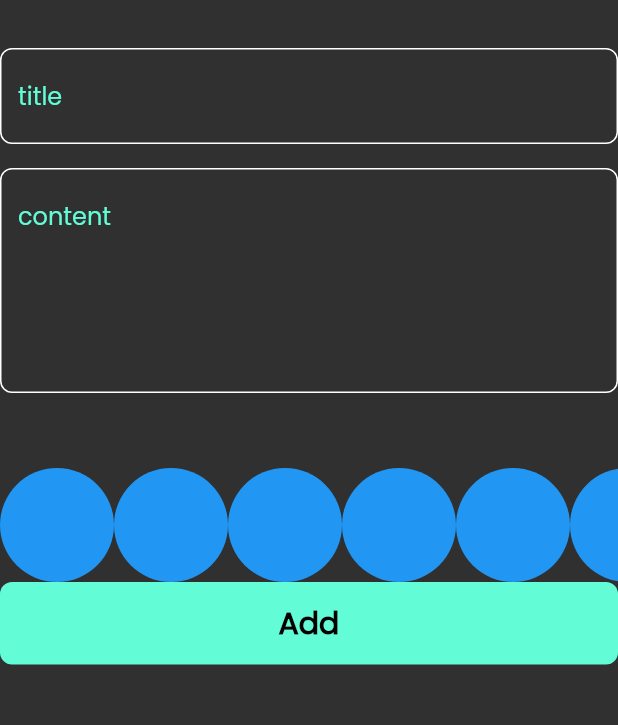
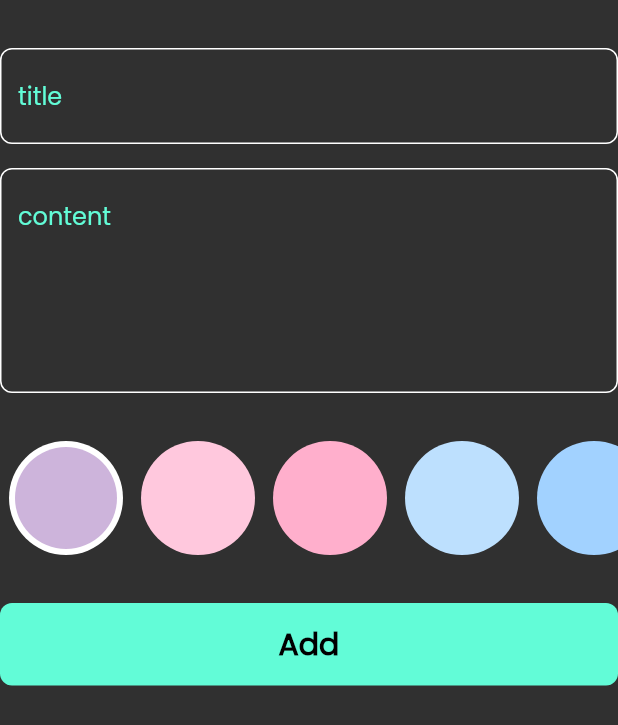
Before and after one commit to MaiWael25/Notes-App, a Flutter app: the AddNoteForm widget shown alone on an empty page, opened directly, on a phone screen of 412 x 824 dp. Shown: the top 725 px of the screen. Run offline on Flutter 3.47's test engine with Material 2 defaults, Android fonts, the phone set to English and light mode, and no system bars; our stand-ins replace bloc, flutter_bloc, hive, hive_flutter, modal_progress_hud_nsn; accounts and stored records are empty.

Commit message:
colors list view part two

```diff
--- a/lib/views/widgets/add_note_form.dart
+++ b/lib/views/widgets/add_note_form.dart
@@ -48,9 +48,12 @@ class _AddNoteFormState extends State<AddNoteForm> {
             maxLines: 5,
           ),
           const SizedBox(
-            height: 50,
+            height: 32,
           ),
-          ColorsListView(),
+          const ColorsListView(),
+          const SizedBox(
+            height: 32,
+          ),
           BlocBuilder<AddNoteCubit, AddNoteState>(
             builder: (context, state) {
               return CustomButtom(
--- a/lib/views/widgets/colors_list_view.dart
+++ b/lib/views/widgets/colors_list_view.dart
@@ -1,29 +1,68 @@
 import 'package:flutter/material.dart';
 
 class ColorItem extends StatelessWidget {
-  const ColorItem({super.key});
+  const ColorItem({super.key, required this.isActive, required this.color});
+  final bool isActive ;
+  final Color color ;
 
   @override
   Widget build(BuildContext context) {
-    return const CircleAvatar(
+    return isActive? CircleAvatar(
+      backgroundColor: Colors.white,
       radius: 38,
-      backgroundColor: Colors.blue,
+      child:  CircleAvatar(
+        radius: 34,
+        backgroundColor: color,
+      ),
+    )  :  CircleAvatar(
+      radius: 38,
+      backgroundColor: color,
     );
   }
 }
-class ColorsListView extends StatelessWidget {
+class ColorsListView extends StatefulWidget {
   const ColorsListView({super.key});
 
+  @override
+  State<ColorsListView> createState() => _ColorsListViewState();
+}
+
+class _ColorsListViewState extends State<ColorsListView> {
+  int currentIndex = 0;
+  List<Color> colors =
+  [
+    Color(0xffCDB4DB),
+    Color(0xffFFC8DD),
+    Color(0xffFFAFCC),
+    Color(0xffBDE0FE),
+    Color(0xffA2D2FF),
+
+  ];
   @override
   Widget build(BuildContext context) {
     return  SizedBox(
       height: 38*2,
       child: ListView.builder(
-        itemCount: 10,
+        itemCount: colors.length,
         scrollDirection: Axis.horizontal,
         itemBuilder: (context , index)
       {
-        return ColorItem();
+        return Padding(
+          padding: const EdgeInsets.symmetric(horizontal: 6),
+          child: GestureDetector
+          (
+            onTap: (){
+              currentIndex = index;
+              setState(() {
+
+              });
+            },
+            child: ColorItem(
+              color: colors[index],
+              isActive: currentIndex==index,
+            ),
+          ),
+        );
       }),
     );
   }
```
